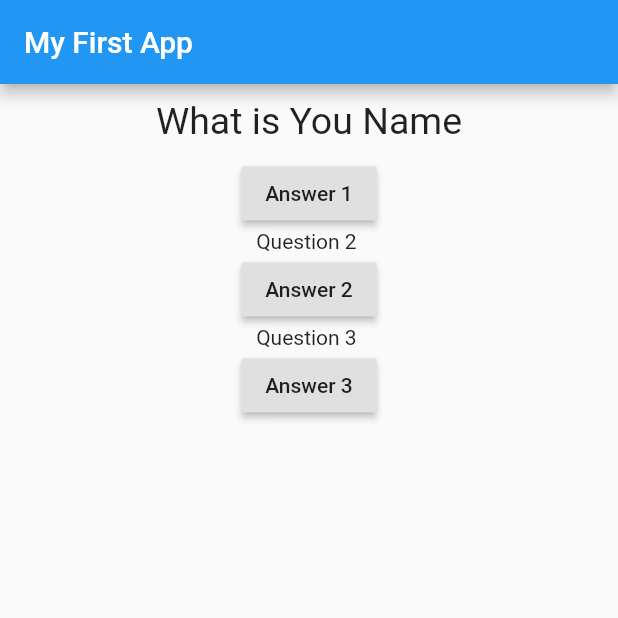
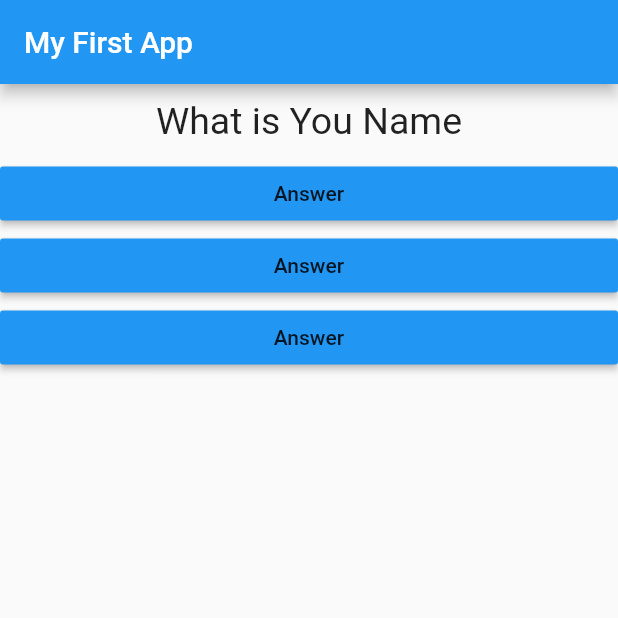
Before and after one commit to Kh-Rakib/Flutter-Dart, a Flutter app: the screen it shows after launch, on a phone screen of 412 x 824 dp, the top half of it. Run offline on Flutter 3.47's test engine with Material 2 defaults, Android fonts, the phone set to English and light mode, and no system bars.

Commit message:
Added new child file named Answer

```diff
--- /dev/null
+++ b/flutter_complete_guide/lib/answer.dart
@@ -0,0 +1,18 @@
+import 'package:flutter/material.dart';
+
+class Answer extends StatelessWidget {
+  final Function selectHandler;
+
+  Answer(this.selectHandler);
+  @override
+  Widget build(BuildContext context) {
+    return Container(
+      width: double.infinity,
+      child: RaisedButton(
+        color: Colors.blue,
+        child: Text('Answer'),
+        onPressed: selectHandler,),
+
+    );
+  }
+}
--- a/flutter_complete_guide/lib/main.dart
+++ b/flutter_complete_guide/lib/main.dart
@@ -1,4 +1,5 @@
 import 'Package:flutter/material.dart';
+import 'package:flutter_complete_guide/answer.dart';
 import 'package:flutter_complete_guide/question.dart';
 //we are importing built in package from flutter
 //material.dart is a package of built in theme/buttons
@@ -39,16 +40,9 @@ class MyAppState extends State<MyApp> {
         body: Column(
           children: <Widget>[
             Question(question[_questionIndex]),
-            RaisedButton(
-                child: Text('Answer 1'), onPressed: _amswerQuestion), //BUTTON
-            Text('Question 2 '),
-            RaisedButton(
-              child: Text('Answer 2'),
-              onPressed: () => print('Answer 2 chosen'),
-            ), //BUTTON //Here ()= is an anonymous function
-            Text('Question 3 '),
-            RaisedButton(
-                child: Text('Answer 3'), onPressed: _amswerQuestion), //BUTTON
+            Answer(_amswerQuestion),
+            Answer(_amswerQuestion),
+            Answer(_amswerQuestion),
           ],
         ),
       ),
```
